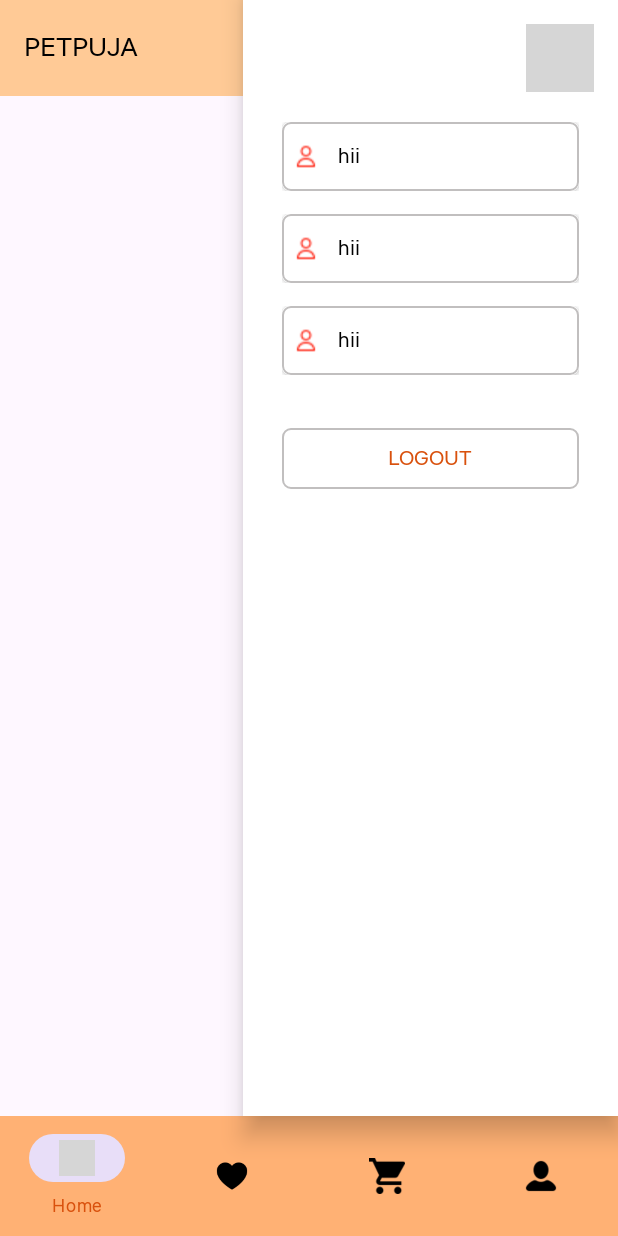
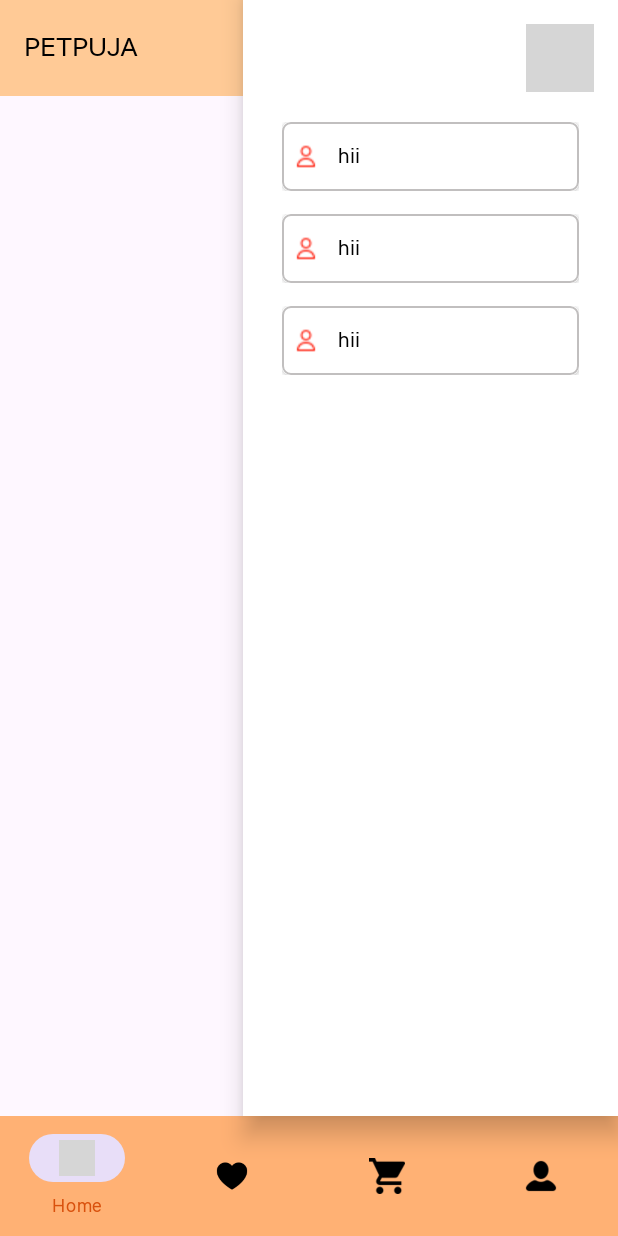
Before and after one commit to vinayparihar26/restaurant-_petpujja_app, an Android app: the layout activity_main.xml on its own in the app's theme, with its tools: preview values and no code run, on a phone screen of 412 x 824 dp. Run offline under Robolectric (Android 15) with nearby library versions, the phone set to English and light mode, and no system bars; grey boxes are pictures that could not be loaded.

Commit message:
remove btn logout

```diff
--- a/app/src/main/res/layout/activity_main.xml
+++ b/app/src/main/res/layout/activity_main.xml
@@ -71,22 +71,7 @@
                 tools:listitem="@layout/item_view_drawer" />
         </LinearLayout>
 
-        <LinearLayout
-            android:layout_width="match_parent"
-            android:layout_height="wrap_content"
-            android:padding="@dimen/_10sdp">
 
-            <TextView
-                android:layout_width="match_parent"
-                android:layout_height="wrap_content"
-                android:text="logout"
-                android:textAllCaps="true"
-                android:textAlignment="center"
-                android:paddingTop="@dimen/_10sdp"
-                android:paddingBottom="@dimen/_10sdp"
-                android:textColor="@color/orange"
-                android:background="@drawable/border_gender"/>
-        </LinearLayout>
 
     </LinearLayout>
 
```
